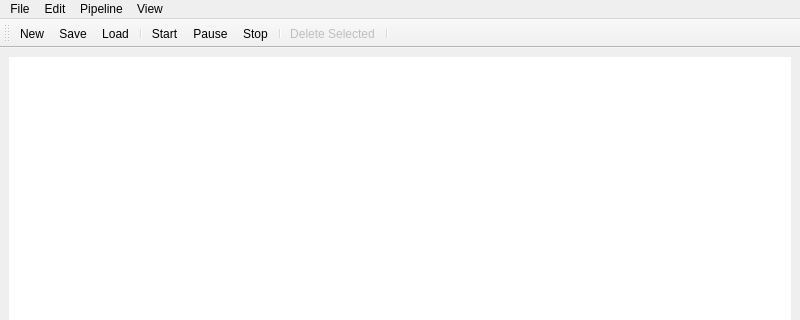
utwente/parlevision, file resources/mainwindow.ui: the form before one commit; both pictures show x 0 to 800 and y 0 to 320 of the 800 by 600 pixel window.
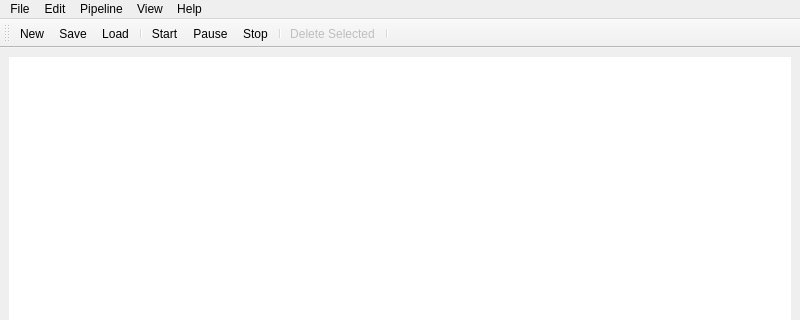
The form after the commit. Icons and pictures are not drawn.

Commit message: Added about dialog and improved layout of welcome screen

```diff
--- a/resources/mainwindow.ui
+++ b/resources/mainwindow.ui
@@ -52,7 +52,7 @@
      <x>0</x>
      <y>0</y>
      <width>800</width>
-     <height>21</height>
+     <height>19</height>
     </rect>
    </property>
    <widget class="QMenu" name="menuFile">
@@ -86,10 +86,17 @@
     </property>
     <addaction name="actionDelete"/>
    </widget>
+   <widget class="QMenu" name="menuAbout">
+    <property name="title">
+     <string>Help</string>
+    </property>
+    <addaction name="actionAbout_ParleVision"/>
+   </widget>
    <addaction name="menuFile"/>
    <addaction name="menuEdit"/>
    <addaction name="menuActions"/>
    <addaction name="menuView"/>
+   <addaction name="menuAbout"/>
   </widget>
   <widget class="QStatusBar" name="statusbar"/>
   <widget class="QToolBar" name="toolBar">
```
Left out of the diff: 5 changed lines with no effect on the pictures. The commit also changes 11 other files.
